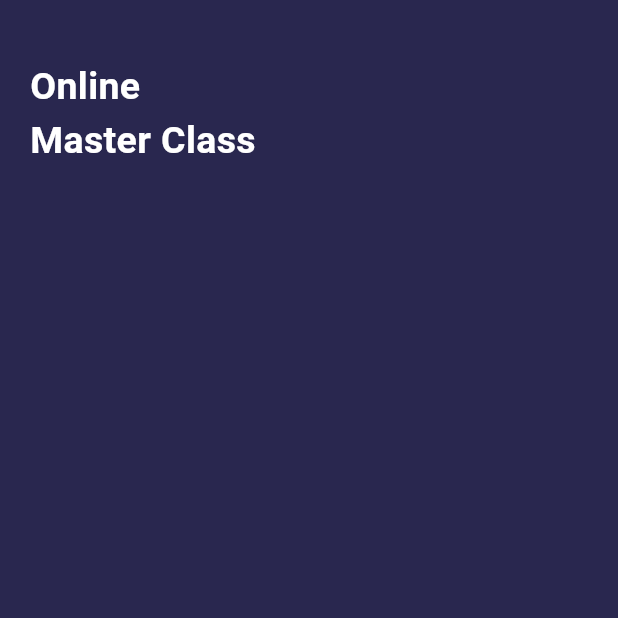
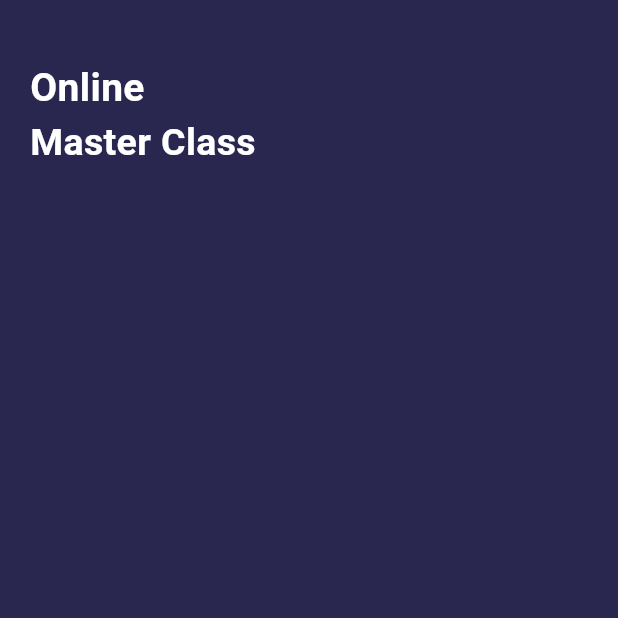
Before and after one commit to Krt-dev/Online_Course_appUI, a Flutter app: the screen it shows after launch, on a phone screen of 412 x 824 dp, the top half of it. Run offline on Flutter 3.47's test engine with Material 2 defaults, Android fonts, the phone set to English and light mode, and no system bars.

Commit message:
change font size

```diff
--- a/online_app_ui_project/lib/main.dart
+++ b/online_app_ui_project/lib/main.dart
@@ -49,8 +49,8 @@
             child: Column(
             crossAxisAlignment: CrossAxisAlignment.start,
             children: [SizedBox(height: 20,),
-              Text('Online', style: TextStyle(fontWeight: FontWeight.bold, fontSize: 25, color: Colors.white),),
-              Text('Master Class', style: TextStyle(fontWeight: FontWeight.bold, fontSize: 25,color: Colors.white),),
+              Text('Online', style: TextStyle(fontWeight: FontWeight.bold, fontSize: 26, color: Colors.white,fontFamily: 'Roboto'),),
+              Text('Master Class', style: TextStyle(fontWeight: FontWeight.bold, fontSize: 25,color: Colors.white,fontFamily: 'Roboto'),),
             ],
                   ),
           ),
--- a/online_app_ui_project/pubspec.yaml
+++ b/online_app_ui_project/pubspec.yaml
@@ -59,9 +59,8 @@ flutter:
   uses-material-design: true
 
   # To add assets to your application, add an assets section, like this:
-  # assets:
-  #   - images/a_dot_burr.jpeg
-  #   - images/a_dot_ham.jpeg
+  assets:
+    - assets/images
 
   # An image asset can refer to one or more resolution-specific "variants", see
   # https://flutter.dev/assets-and-images/#resolution-aware
```
Also changed, not shown: online_app_ui_project/assets/images/Saly-10.png (added).
